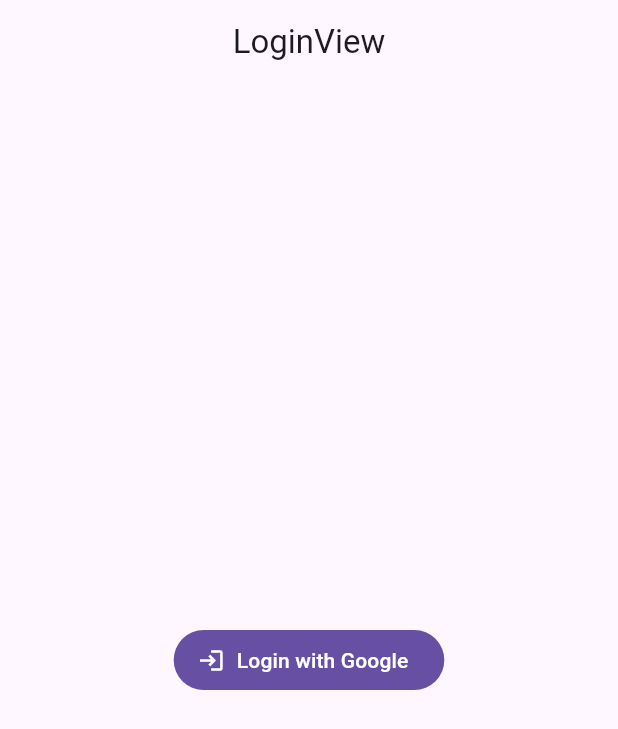
After one commit to Bin291/getx_cli, a Flutter app: the screen it shows after launch, after a tap on "Login with Google", on a phone screen of 412 x 824 dp. The commit adds this screen. Shown: the top 729 px of the screen. Run offline on Flutter 3.47's test engine with Material 3 defaults, Android fonts, the phone set to English and light mode, and no system bars; our stand-ins replace firebase_core, get, google_sign_in, supabase_flutter; accounts and stored records are empty.

Commit message:
feat: push new

```diff
--- /dev/null
+++ b/lib/app/modules/login/bindings/login_binding.dart
@@ -0,0 +1,12 @@
+import 'package:get/get.dart';
+
+import '../controllers/login_controller.dart';
+
+class LoginBinding extends Bindings {
+  @override
+  void dependencies() {
+    Get.lazyPut<LoginController>(
+      () => LoginController(),
+    );
+  }
+}
--- /dev/null
+++ b/lib/app/modules/login/controllers/login_controller.dart
@@ -0,0 +1,60 @@
+import 'package:demo_getx_supabase/app/routes/app_pages.dart';
+import 'package:flutter/foundation.dart';
+import 'package:get/get.dart';
+import 'package:google_sign_in/google_sign_in.dart';
+import 'package:supabase_flutter/supabase_flutter.dart';
+
+class LoginController extends GetxController {
+  //TODO: Implement LoginController
+
+  final count = 0.obs;
+  Future<void>loginWithGoogle() async{
+    try{
+      final GoogleSignIn googleSignIn = GoogleSignIn(
+       clientId: "591708297487-jdem8ecq7d8ouevnsh6k7e2ujjv0vjnt.apps.googleusercontent.com",
+        serverClientId: "591708297487-fn0hvmc4ph0ggghp24sdti4ec5e9hmpv.apps.googleusercontent.com",
+      );
+      final GoogleSignInAccount  = await googleSignIn.signIn();
+      final googleAuth = await GoogleSignInAccount!.authentication;
+      final accessToken = googleAuth.accessToken;
+      final idToken = googleAuth.idToken;
+      if(accessToken ==null){
+        throw Exception("Access token is null");
+
+      }
+      if(idToken ==null){
+        throw Exception("Id token is null");
+      }
+      final supbase = Supabase.instance.client;
+      await supbase.auth.signInWithIdToken(
+          provider: OAuthProvider.google,
+          idToken: idToken,
+      accessToken: accessToken,);
+
+      Get.offAllNamed(Routes.LAYOUT);
+    }catch(e){
+      if (kDebugMode) {
+        print("===================================================================");
+        print("Error signing in with Google: $e");
+      }
+    }
+
+
+  }
+  @override
+  void onInit() {
+    super.onInit();
+  }
+
+  @override
+  void onReady() {
+    super.onReady();
+  }
+
+  @override
+  void onClose() {
+    super.onClose();
+  }
+
+  void increment() => count.value++;
+}
--- /dev/null
+++ b/lib/app/modules/login/views/login_view.dart
@@ -0,0 +1,26 @@
+import 'package:flutter/material.dart';
+
+import 'package:get/get.dart';
+
+import '../controllers/login_controller.dart';
+
+class LoginView extends GetView<LoginController> {
+  const LoginView({super.key});
+  @override
+  Widget build(BuildContext context) {
+    return Scaffold(
+      appBar: AppBar(
+        title: const Text('LoginView'),
+        centerTitle: true,
+      ),
+      body:  Center(
+        child: FilledButton.icon(
+            onPressed: (){
+              controller.loginWithGoogle();
+            },
+            label: Text("Login with Google"),
+        icon: const Icon(Icons.login)),
+      ),
+    );
+  }
+}
--- a/lib/app/routes/app_pages.dart
+++ b/lib/app/routes/app_pages.dart
@@ -1,4 +1,5 @@
 import 'package:get/get.dart';
+import 'package:supabase_flutter/supabase_flutter.dart';
 
 import '../modules/history/bindings/history_binding.dart';
 import '../modules/history/views/history_view.dart';
@@ -6,6 +7,8 @@ import '../modules/home/bindings/home_binding.dart';
 import '../modules/home/views/home_view.dart';
 import '../modules/layout/bindings/layout_binding.dart';
 import '../modules/layout/views/layout_view.dart';
+import '../modules/login/bindings/login_binding.dart';
+import '../modules/login/views/login_view.dart';
 import '../modules/profile/bindings/profile_binding.dart';
 import '../modules/profile/views/profile_view.dart';
 import '../modules/todo/bindings/todo_binding.dart';
@@ -16,7 +19,9 @@ part 'app_routes.dart';
 class AppPages {
   AppPages._();
 
-  static const INITIAL = Routes.LAYOUT;
+  static final INITIAL = Supabase.instance.client.auth.currentSession?.user != null
+      ? Routes.LAYOUT
+      : Routes.LOGIN;
 
   static final routes = [
     GetPage(
@@ -44,5 +49,10 @@ class AppPages {
       page: () => const TodoView(),
       binding: TodoBinding(),
     ),
+    GetPage(
+      name: _Paths.LOGIN,
+      page: () => const LoginView(),
+      binding: LoginBinding(),
+    ),
   ];
 }
--- a/lib/app/routes/app_routes.dart
+++ b/lib/app/routes/app_routes.dart
@@ -8,6 +8,7 @@ abstract class Routes {
   static const HISTORY = _Paths.HISTORY;
   static const LAYOUT = _Paths.LAYOUT;
   static const TODO = _Paths.TODO;
+  static const LOGIN = _Paths.LOGIN;
 }
 
 abstract class _Paths {
@@ -17,4 +18,5 @@ abstract class _Paths {
   static const HISTORY = '/history';
   static const LAYOUT = '/layout';
   static const TODO = '/todo';
+  static const LOGIN = '/login';
 }
--- a/lib/main.dart
+++ b/lib/main.dart
@@ -1,18 +1,21 @@
+import 'package:firebase_core/firebase_core.dart';
 import 'package:flutter/material.dart';
 
 import 'package:get/get.dart';
 import 'package:supabase_flutter/supabase_flutter.dart';
 import 'app/routes/app_pages.dart';
+import 'firebase_options.dart';
 
 void main() async {
   WidgetsFlutterBinding.ensureInitialized();
+  await Firebase.initializeApp(
+    options: DefaultFirebaseOptions.currentPlatform,
+  );
   await Supabase.initialize(
     url: 'https://gvhkcptuquymmdcuiryw.supabase.co',
     anonKey: 'eyJhbGciOiJIUzI1NiIsInR5cCI6IkpXVCJ9.eyJpc3MiOiJzdXBhYmFzZSIsInJlZiI6Imd2aGtjcHR1cXV5bW1kY3Vpcnl3Iiwicm9sZSI6ImFub24iLCJpYXQiOjE3NDczOTM2MTUsImV4cCI6MjA2Mjk2OTYxNX0.JXk_SvBNwGp8bL9x7mLcx6qJQFjoChycI_N2LKIFS1g',
   );
-
   runApp(Myapp());
-
 }
 
 class Myapp extends StatelessWidget{
--- a/pubspec.yaml
+++ b/pubspec.yaml
@@ -36,6 +36,10 @@ dependencies:
   cupertino_icons: ^1.0.8
   get: ^4.7.2
   supabase_flutter: ^2.9.0
+  firebase_core: ^3.13.1
+  google_sign_in: ^6.3.0
+  google_fonts: ^6.2.1
+  provider: ^6.1.5
 
 dev_dependencies:
   flutter_test:
```
Also changed, not shown: lib/app/Models/todo_model.dart (added, +32 -0 lines), lib/app/modules/layout/views/layout_view.dart (+23 -2 lines), lib/app/modules/profile/controllers/profile_controller.dart (+9 -0 lines), lib/app/modules/todo/controllers/todo_controller.dart (+203 -33 lines), lib/app/modules/todo/views/todo_view.dart (+59 -66 lines), lib/app/service/todo_service.dart (added, +36 -0 lines), firebase.json (added), lib/app/utilities/theme_ultil.dart (added), lib/firebase_options.dart (added), pubspec.lock, 7 other files.
